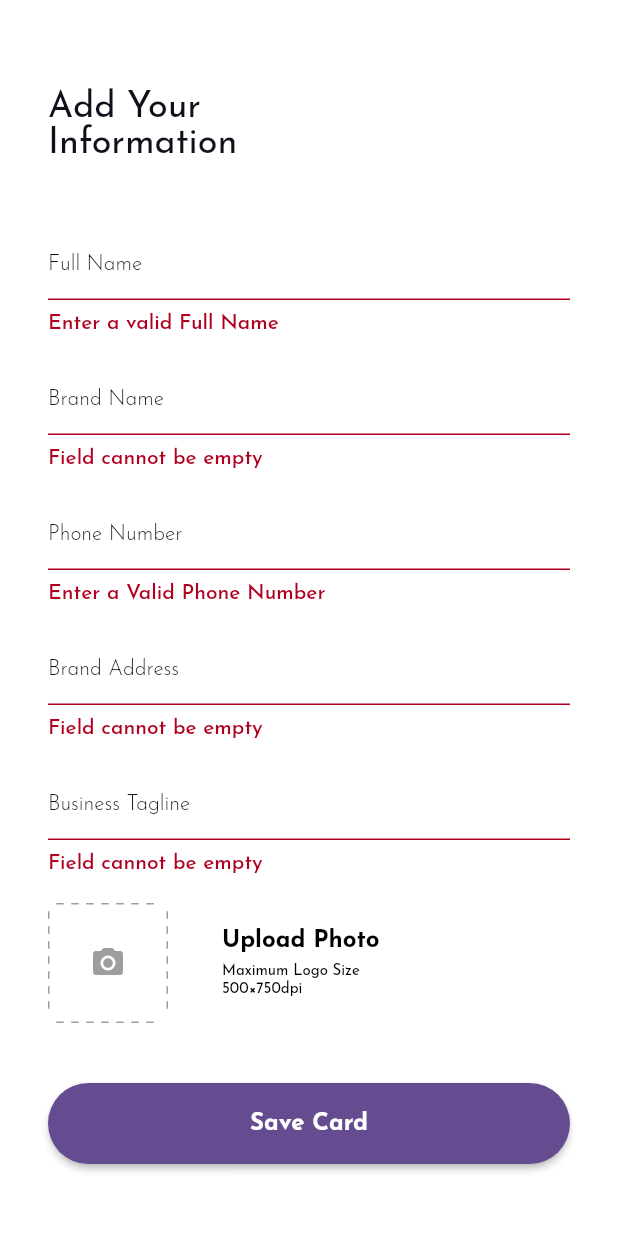
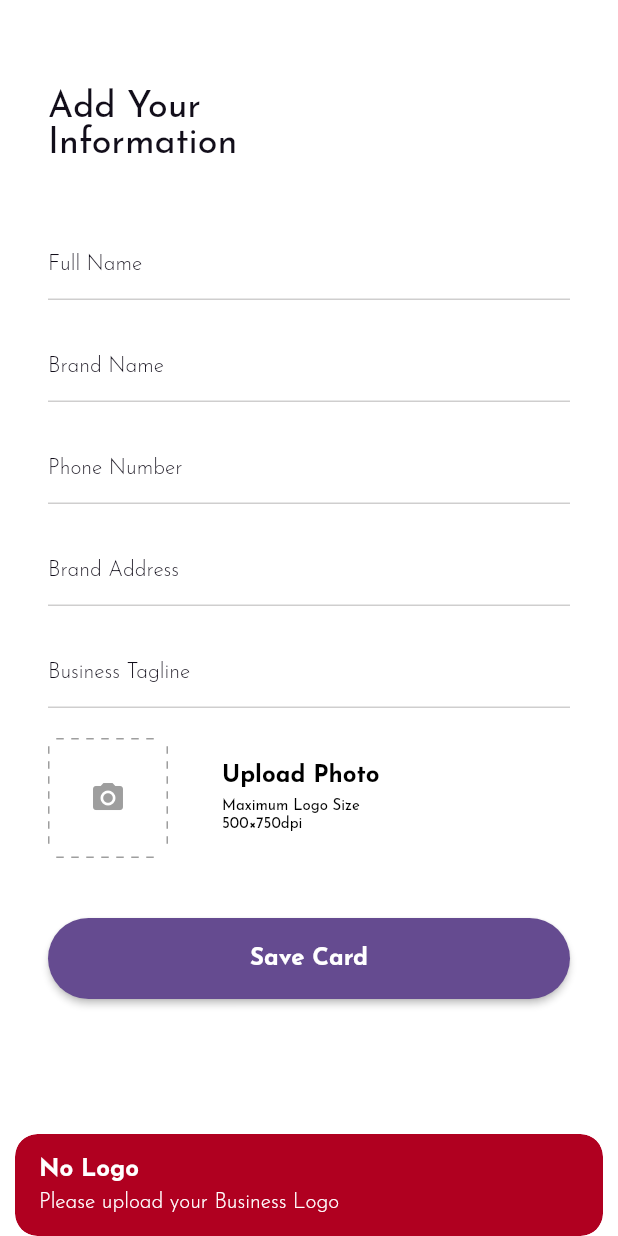
Before and after one commit to Mtconcept/impresa, a Flutter app: the AddCardInfoScreen screen opened directly, after a tap on "Save Card", on a phone screen of 412 x 824 dp. Run offline on Flutter 3.47's test engine with Material 2 defaults, Android fonts, the phone set to English and light mode, and no system bars; our stand-ins replace cloud_firestore, firebase_auth, firebase_core, firebase_storage, flutter_svg, get and 1 more; accounts and stored records are empty.

Commit message:
Added Add Card Info Initial Implementation && Added animation in Loading Screen

```diff
--- a/lib/controllers/add_card_info_controller.dart
+++ b/lib/controllers/add_card_info_controller.dart
@@ -1,8 +1,13 @@
 import 'dart:io';
 
+import 'package:firebase_storage/firebase_storage.dart';
 import 'package:flutter/material.dart';
 import 'package:get/get.dart';
 import 'package:image_picker/image_picker.dart';
+import 'package:impresa/models/app_user.dart';
+import 'package:impresa/models/card_info.dart';
+import 'package:impresa/services/auth_service/auth_service.dart';
+import 'package:impresa/services/database/database_service.dart';
 
 import '../core/utils/failure.dart';
 import '../core/utils/notifier.dart';
@@ -57,11 +62,28 @@ class AddCardInfoController extends Notifier with ValidationMixin {
 
   void saveCard() async {
     Get.focusScope.unfocus();
-    if (_formKey.currentState.validate()) {
+
+    if (_image == null) {
+      Get.snackbar(
+        'No Logo',
+        "Please upload your Business Logo",
+        colorText: Get.theme.colorScheme.onError,
+        backgroundColor: Get.theme.errorColor,
+        snackPosition: SnackPosition.BOTTOM,
+      );
+      return;
+    }
+
+    //if (_formKey.currentState.validate()) {
     setState(NotifierState.isLoading);
 
     try {
-        await Future.delayed(Duration(seconds: 5));
+      AppUser user = Get.find<AuthService>().user;
+      CardInfo cardInfo = await Get.find<DatabaseService>()
+          .addCardInfo(user.id, logoImage: _image, cardInfo: CardInfo.app());
+
+      print(cardInfo.fullName);
+      print(cardInfo.logoUrl);
     } on Failure catch (f) {
       setState(NotifierState.isIdle);
       Get.snackbar(
@@ -73,7 +95,7 @@ class AddCardInfoController extends Notifier with ValidationMixin {
       );
     }
     setState(NotifierState.isIdle);
-    }
+    //}
   }
 
   void focusToBrandName(String value) {
--- a/lib/models/card_info.dart
+++ b/lib/models/card_info.dart
@@ -1,6 +1,8 @@
+import 'package:cloud_firestore/cloud_firestore.dart';
 import 'package:meta/meta.dart';
 
 class CardInfo {
+  final String id;
   final String brandName;
   final String fullName;
   final String jobPosition;
@@ -12,6 +14,7 @@ class CardInfo {
   final String logoUrl;
 
   CardInfo({
+    this.id,
     @required this.brandName,
     @required this.fullName,
     @required this.jobPosition,
@@ -34,4 +37,17 @@ class CardInfo {
         socialOrWebLink: 'Your Social or Web Link',
         tagline: 'Tagline here',
       );
+
+  factory CardInfo.fromDocumentSnapshot(DocumentSnapshot snapshot) => CardInfo(
+        id: snapshot.id,
+        fullName: snapshot.data()['fullName'] ?? '',
+        emailAddress: snapshot.data()['emailAddress'] ?? '',
+        phoneNumber: snapshot.data()['phoneNumber'] ?? '',
+        brandName: snapshot.data()['brandName'] ?? '',
+        address: snapshot.data()['address'] ?? '',
+        jobPosition: snapshot.data()['jobPosition'] ?? '',
+        logoUrl: snapshot.data()['logoUrl'] ?? '',
+        socialOrWebLink: snapshot.data()['socialOrWebLink'] ?? '',
+        tagline: snapshot.data()['tagline'] ?? '',
+      );
 }
--- a/lib/services/database/database_service.dart
+++ b/lib/services/database/database_service.dart
@@ -1,8 +1,14 @@
+import 'dart:io';
+
 import '../../models/app_user.dart';
+import '../../models/card_info.dart';
 
 abstract class DatabaseService {
   Future<AppUser> getUserWithId(String userId);
 
   Future<void> createUserWithId(String userId,
       {String emailAddress, String fullName, String phoneNumber});
+
+  Future<CardInfo> addCardInfo(String userId,
+      {File logoImage, CardInfo cardInfo});
 }
--- a/lib/views/widgets/loading_screen.dart
+++ b/lib/views/widgets/loading_screen.dart
@@ -3,7 +3,7 @@ import 'package:flutter_svg/flutter_svg.dart';
 
 import 'white_safearea.dart';
 
-class LoadingScreen extends StatelessWidget {
+class LoadingScreen extends StatefulWidget {
   final Widget child;
   final bool isLoading;
 
@@ -13,12 +13,50 @@ class LoadingScreen extends StatelessWidget {
   });
 
   @override
+  _LoadingScreenState createState() => _LoadingScreenState();
+}
+
+class _LoadingScreenState extends State<LoadingScreen>
+    with SingleTickerProviderStateMixin {
+  AnimationController animationController;
+  Animation<double> animation;
+
+  @override
+  void initState() {
+    super.initState();
+    animationController = AnimationController(
+      vsync: this,
+      duration: Duration(milliseconds: 1200),
+    )..addListener(() => setState(() {}));
+    animation = Tween<double>(
+      begin: 10.0,
+      end: 20.0,
+    ).animate(animationController);
+
+    animationController.forward();
+
+    animation.addStatusListener((status) {
+      if (status == AnimationStatus.completed) {
+        animationController.reverse();
+      } else if (status == AnimationStatus.dismissed) {
+        animationController.forward();
+      }
+    });
+  }
+
+  @override
+  void dispose() {
+    animationController.dispose();
+    super.dispose();
+  }
+
+  @override
   Widget build(BuildContext context) {
     return WhiteSafeArea(
       child: Stack(
         children: [
-          child,
-          isLoading
+          widget.child,
+          widget.isLoading
               ? Container(
                   color: Colors.white,
                   child: Center(
@@ -26,7 +64,15 @@ class LoadingScreen extends StatelessWidget {
                       mainAxisAlignment: MainAxisAlignment.center,
                       children: [
                         SvgPicture.asset("assets/svg/creating_card.svg"),
-                        SizedBox(height: 10.0),
+                        AnimatedBuilder(
+                          animation: animation,
+                          builder: (
+                            _,
+                            h,
+                          ) {
+                            return SizedBox(height: animation.value);
+                          },
+                        ),
                         Text(
                           'Creating Card',
                           style: Theme.of(context).textTheme.headline5,
--- a/pubspec.yaml
+++ b/pubspec.yaml
@@ -15,8 +15,9 @@ dependencies:
   cupertino_icons: ^0.1.3
   get: ^3.6.2
   flutter_svg: ^0.18.1
+  firebase_core: ^0.5.0
   cloud_firestore: ^0.14.0+2
-  firebase_core: ^0.5.0
+  firebase_storage: ^4.0.0
   firebase_auth: ^0.18.0+1
   image_picker: ^0.6.7+11
 
```
Also changed, not shown: lib/services/database/firebase_firestore_service.dart (+40 -0 lines), pubspec.lock. Lines whose indentation alone changed are shown as unchanged.
